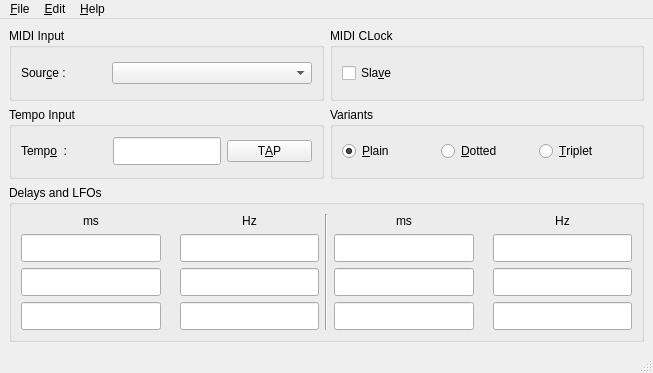
This is src/gui/forms/qrestmainwindow.ui in deufrai/Qrest as Qt 5 draws it before an edit. The edited form follows.
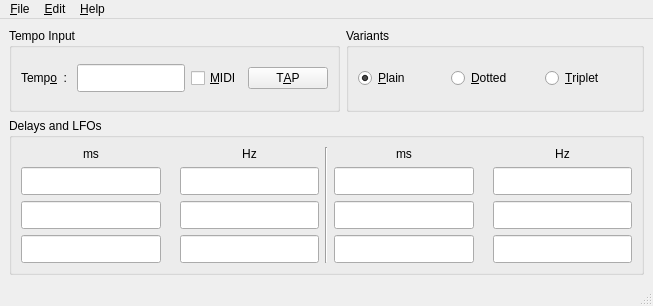
This is the edited form. Icons and pictures are not drawn.

Commit message: - HTML formatting of lost synchro dialog is out of translated scope - Mainwindow UI simplification : MIDI sources dropbox removed IN PROGRESS - issue QREST-21: Get tempo via MIDI Clock http://requests.wardsback.org/browse/QREST-21

The edit to the form file:
```diff
--- a/src/gui/forms/qrestmainwindow.ui
+++ b/src/gui/forms/qrestmainwindow.ui
@@ -7,7 +7,7 @@
     <x>0</x>
     <y>0</y>
     <width>653</width>
-    <height>373</height>
+    <height>306</height>
    </rect>
   </property>
   <property name="sizePolicy">
@@ -32,55 +32,6 @@
   <widget class="QWidget" name="centralwidget">
    <layout class="QGridLayout" name="gridLayout_5">
     <item row="0" column="0">
-     <layout class="QHBoxLayout" name="horizontalLayout_5">
-      <item>
-       <widget class="QGroupBox" name="midiGroupBox">
-        <property name="title">
-         <string>MIDI Input</string>
-        </property>
-        <layout class="QHBoxLayout" name="horizontalLayout_2">
-         <item>
-          <widget class="QLabel" name="label_11">
-           <property name="text">
-            <string>Sour&amp;ce : </string>
-           </property>
-           <property name="buddy">
-            <cstring>midiInputsComboBox</cstring>
-           </property>
-          </widget>
-         </item>
-         <item>
-          <widget class="QComboBox" name="midiInputsComboBox">
-           <property name="minimumSize">
-            <size>
-             <width>200</width>
-             <height>0</height>
-            </size>
-           </property>
-          </widget>
-         </item>
-        </layout>
-       </widget>
-      </item>
-      <item>
-       <widget class="QGroupBox" name="midiClockGroupBox">
-        <property name="title">
-         <string>MIDI CLock</string>
-        </property>
-        <layout class="QVBoxLayout" name="verticalLayout">
-         <item>
-          <widget class="QCheckBox" name="midiSlaveCheckBox">
-           <property name="text">
-            <string>Sla&amp;ve</string>
-           </property>
-          </widget>
-         </item>
-        </layout>
-       </widget>
-      </item>
-     </layout>
-    </item>
-    <item row="1" column="0">
      <layout class="QHBoxLayout" name="horizontalLayout_4">
       <item>
        <widget class="QGroupBox" name="tempoInputGroupBox">
@@ -125,6 +76,13 @@
              </property>
             </widget>
            </item>
+           <item>
+            <widget class="QCheckBox" name="midiSlaveCheckBox">
+             <property name="text">
+              <string>&amp;MIDI</string>
+             </property>
+            </widget>
+           </item>
            <item>
             <widget class="QPushButton" name="tapButton">
              <property name="toolTip">
@@ -175,7 +133,7 @@
       </item>
      </layout>
     </item>
-    <item row="2" column="0">
+    <item row="1" column="0">
      <widget class="QGroupBox" name="groupBox_2">
       <property name="title">
        <string>Delays and LFOs</string>
```
The commit also changes 5 other files.
